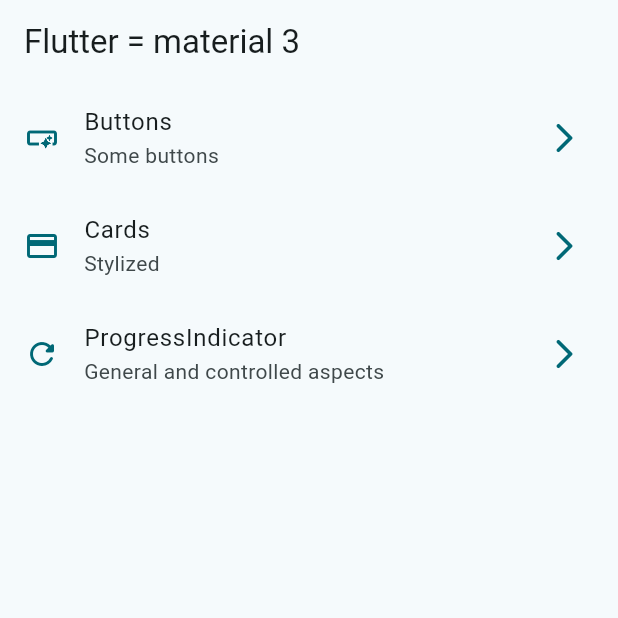
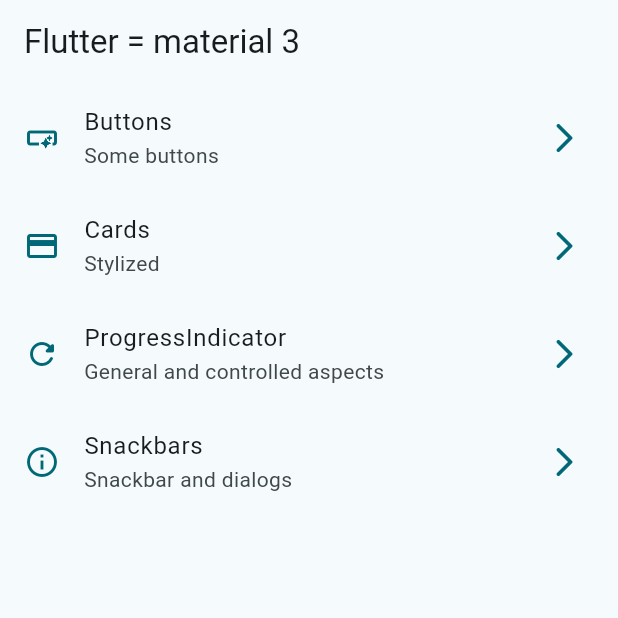
Before and after one commit to Juan211443/Flutter_widgets_app, a Flutter app: the screen it shows after launch, on a phone screen of 412 x 824 dp, the top half of it. Run offline on Flutter 3.47's test engine with Material 3 defaults, Android fonts, the phone set to English and light mode, and no system bars; our stand-ins replace go_router.

Commit message:
Snackbars and dialogs finished

```diff
--- a/lib/config/menu/menu_items.dart
+++ b/lib/config/menu/menu_items.dart
@@ -33,4 +33,10 @@ const appMenuItems = <MenuItems>[
     link: '/progress',
     icon: Icons.refresh_rounded,
   ),
+  MenuItems(
+    tittle: 'Snackbars',
+    subTittle: 'Snackbar and dialogs',
+    link: '/snackbars',
+    icon: Icons.info_outline,
+  ),
 ];
--- a/lib/config/router/app_router.dart
+++ b/lib/config/router/app_router.dart
@@ -24,5 +24,10 @@ final appRouter = GoRouter(
       name: ProgressScreen.name,
       builder: (context, state) => const ProgressScreen(),
     ),
+    GoRoute(
+      path: '/snackbars',
+      name: SnackbarScreen.name,
+      builder: (context, state) => const SnackbarScreen(),
+    ),
   ],
 );
--- a/lib/main.dart
+++ b/lib/main.dart
@@ -12,6 +12,7 @@ class MainApp extends StatelessWidget {
   @override
   Widget build(BuildContext context) {
     return MaterialApp.router(
+      title: 'Flutter widgets app',
       routerConfig: appRouter,
       debugShowCheckedModeBanner: false,
       theme: AppTheme(selectedColor: 0).getTheme(),
--- a/lib/presentation/screens/progress/progress_screen.dart
+++ b/lib/presentation/screens/progress/progress_screen.dart
@@ -46,7 +46,8 @@ class _ControllerProgressIndicator extends StatelessWidget {
   Widget build(BuildContext context) {
     return StreamBuilder(
       stream: Stream.periodic(const Duration(milliseconds: 300), (value) {
-        return (value * 2) / 100;
+        final progress = (value % 51) / 50;
+        return progress;
       }).takeWhile((value) => value < 100),
       builder: (context, snapshot) {
         final progressValue = snapshot.data ?? 0;
--- a/lib/presentation/screens/screens.dart
+++ b/lib/presentation/screens/screens.dart
@@ -5,5 +5,5 @@ export 'package:widgets_app/presentation/screens/cards/cards_screen.dart';
 export 'package:widgets_app/presentation/screens/home/home_screen.dart';
 export 'package:widgets_app/presentation/screens/infinite_scroll/infinite_scroll_screen.dart';
 export 'package:widgets_app/presentation/screens/progress/progress_screen.dart';
-export 'package:widgets_app/presentation/screens/snackbar/snackbar_screen.dart';
+export 'package:widgets_app/presentation/screens/snackbars/snackbar_screen.dart';
 export 'package:widgets_app/presentation/screens/ui_controls/ui_controls_screen.dart';
```
Also changed, not shown: lib/presentation/screens/snackbar/snackbar_screen.dart (deleted, +0 -12 lines), lib/presentation/screens/snackbars/snackbar_screen.dart (added, +81 -0 lines).
